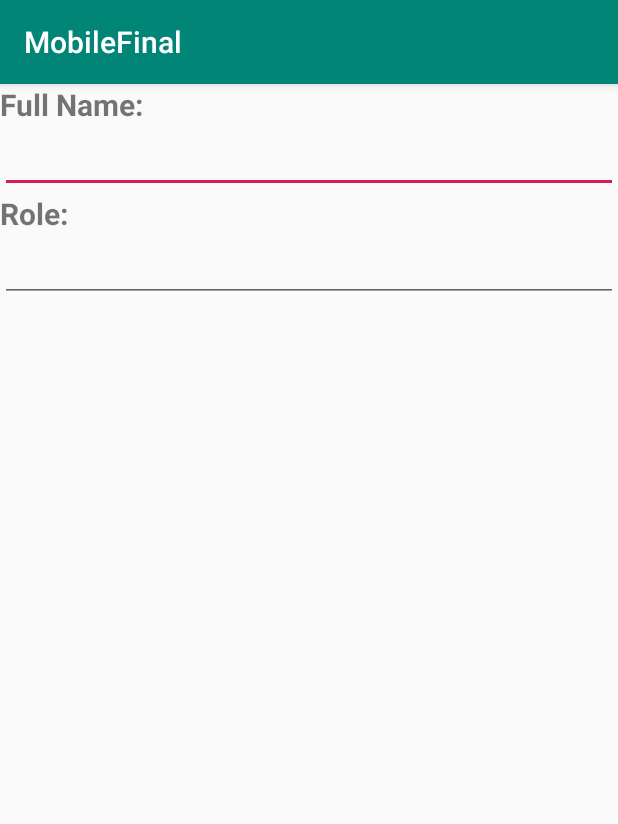
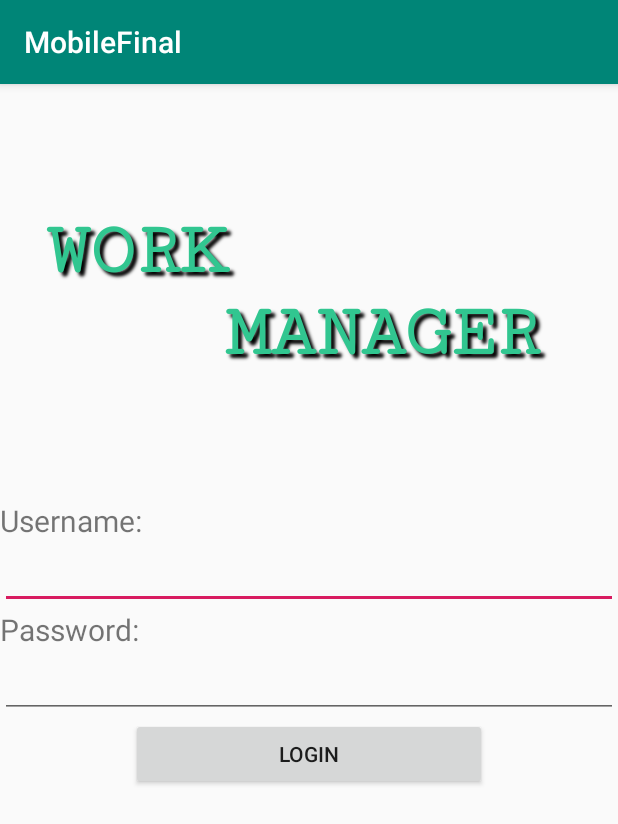
Before and after one commit to Shockmstr/MobileFinal, an Android app: the screen it shows after launch (MainActivity before the commit, LoginActivity after it), on a phone screen of 412 x 824 dp. Shown: the top 824 px of the screen. Run offline under Robolectric (Android 15) with nearby library versions, the phone set to English and light mode, and no system bars.

Commit message:
Update Login

```diff
--- a/app/build.gradle
+++ b/app/build.gradle
@@ -23,6 +23,9 @@ dependencies {
     implementation fileTree(dir: 'libs', include: ['*.jar'])
     implementation 'androidx.appcompat:appcompat:1.1.0'
     implementation 'androidx.constraintlayout:constraintlayout:1.1.3'
+    implementation 'com.google.android.material:material:1.0.0'
+    implementation 'androidx.annotation:annotation:1.0.2'
+    implementation 'androidx.lifecycle:lifecycle-extensions:2.0.0'
     testImplementation 'junit:junit:4.12'
     androidTestImplementation 'androidx.test.ext:junit:1.1.1'
     androidTestImplementation 'androidx.test.espresso:espresso-core:3.2.0'
--- a/app/src/main/java/hieubd/dto/Role.java
+++ b/app/src/main/java/hieubd/dto/Role.java
@@ -3,7 +3,9 @@ package hieubd.dto;
 public enum Role {
     User("User"),
     Manager("Manager"),
-    Admin("Admin");
+    Admin("Admin"),
+    None("None");
+
     private String value;
 
     Role(String value) {
--- a/app/src/main/java/hieubd/jdbc/JDBCController.java
+++ b/app/src/main/java/hieubd/jdbc/JDBCController.java
@@ -3,9 +3,9 @@ package hieubd.jdbc;
 import java.sql.Connection;
 
 public class JDBCController {
-    JDBCModel jdbcModel = new JDBCModel();
+    /*JDBCModel jdbcModel = new JDBCModel();
 
     public Connection connectionData(){
         return jdbcModel.getMyConnection();
-    }
+    }*/
 }
--- a/app/src/main/java/hieubd/jdbc/JDBCModel.java
+++ b/app/src/main/java/hieubd/jdbc/JDBCUtils.java
@@ -7,9 +7,9 @@ import java.sql.Connection;
 import java.sql.DriverManager;
 import java.sql.SQLException;
 
-public class JDBCModel {
+public class JDBCUtils {
     @SuppressLint("NewApi")
-    public Connection getMyConnection(){
+    public static Connection getMyConnection(){
         StrictMode.ThreadPolicy threadPolicy = new StrictMode.ThreadPolicy.Builder().permitAll().build();
         StrictMode.setThreadPolicy(threadPolicy);
         Connection conn = null;
--- /dev/null
+++ b/app/src/main/res/layout/activity_login.xml
@@ -0,0 +1,53 @@
+<?xml version="1.0" encoding="utf-8"?>
+<LinearLayout xmlns:android="http://schemas.android.com/apk/res/android"
+    xmlns:app="http://schemas.android.com/apk/res-auto"
+    xmlns:tools="http://schemas.android.com/tools"
+    android:layout_width="match_parent"
+    android:layout_height="match_parent"
+    android:orientation="vertical"
+    tools:context=".LoginActivity">
+
+    <TextView
+        android:layout_width="match_parent"
+        android:layout_height="277dp"
+        android:gravity="left|center"
+        android:text=" WORK\n     MANAGER"
+        android:fontFamily="serif-monospace"
+        android:textColor="#31C690"
+        android:shadowColor="#000000"
+        android:shadowDx="4"
+        android:shadowDy="4"
+        android:shadowRadius="2"
+        android:textAllCaps="true"
+        android:textSize="50dp"
+        android:textStyle="bold" />
+
+    <TextView
+        android:layout_width="match_parent"
+        android:layout_height="wrap_content"
+        android:text="Username:"
+        android:textSize="20dp"/>
+    <EditText
+        android:layout_width="match_parent"
+        android:layout_height="wrap_content"
+        android:inputType="text"
+
+        android:id="@+id/edtUsername"/>
+    <TextView
+        android:layout_width="match_parent"
+        android:layout_height="wrap_content"
+        android:text="Password:"
+        android:textSize="20dp"/>
+    <EditText
+        android:layout_width="match_parent"
+        android:layout_height="wrap_content"
+        android:inputType="textPassword"
+        android:id="@+id/edtPassword"/>
+
+    <Button
+        android:layout_width="237dp"
+        android:layout_height="wrap_content"
+        android:layout_gravity="center"
+        android:text="Login"
+        android:onClick="clickLogin"/>
+</LinearLayout>
--- /dev/null
+++ b/app/src/main/res/values/dimens.xml
@@ -0,0 +1,5 @@
+<resources>
+    <!-- Default screen margins, per the Android Design guidelines. -->
+    <dimen name="activity_horizontal_margin">16dp</dimen>
+    <dimen name="activity_vertical_margin">16dp</dimen>
+</resources>
```
Also changed, not shown: app/src/main/AndroidManifest.xml (+7 -2 lines), app/src/main/java/hieubd/dao/UserDAO.java (+35 -4 lines), app/src/main/java/hieubd/mobilefinal/LoginActivity.java (added, +50 -0 lines), app/src/main/res/values/strings.xml (+9 -0 lines).
